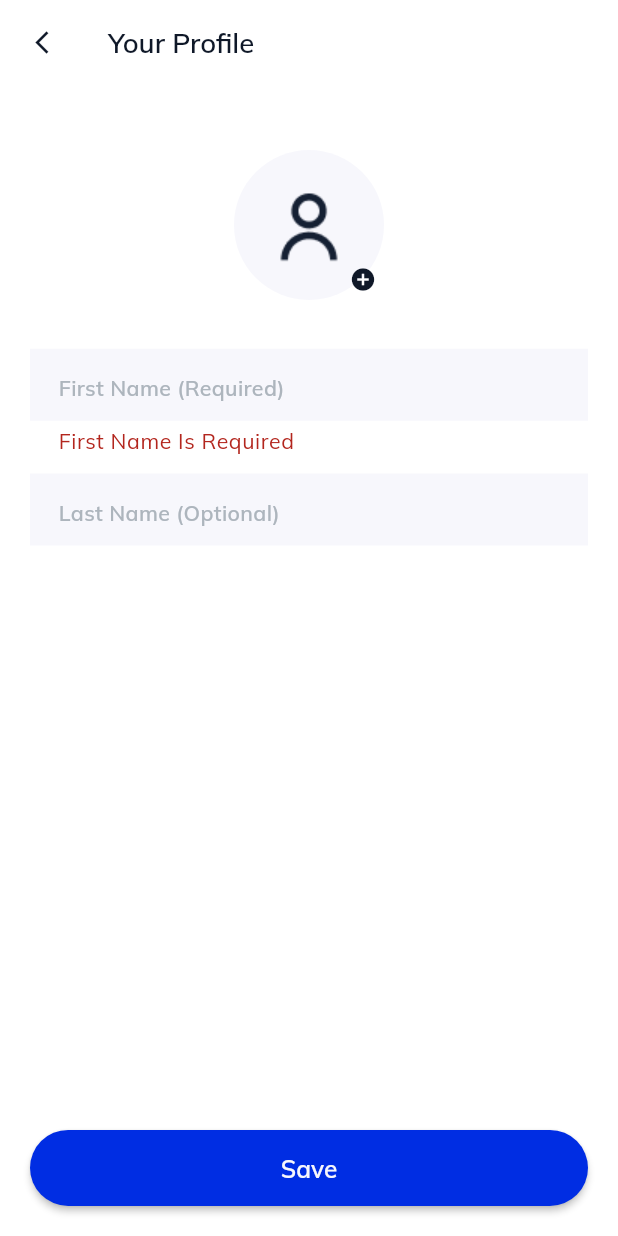
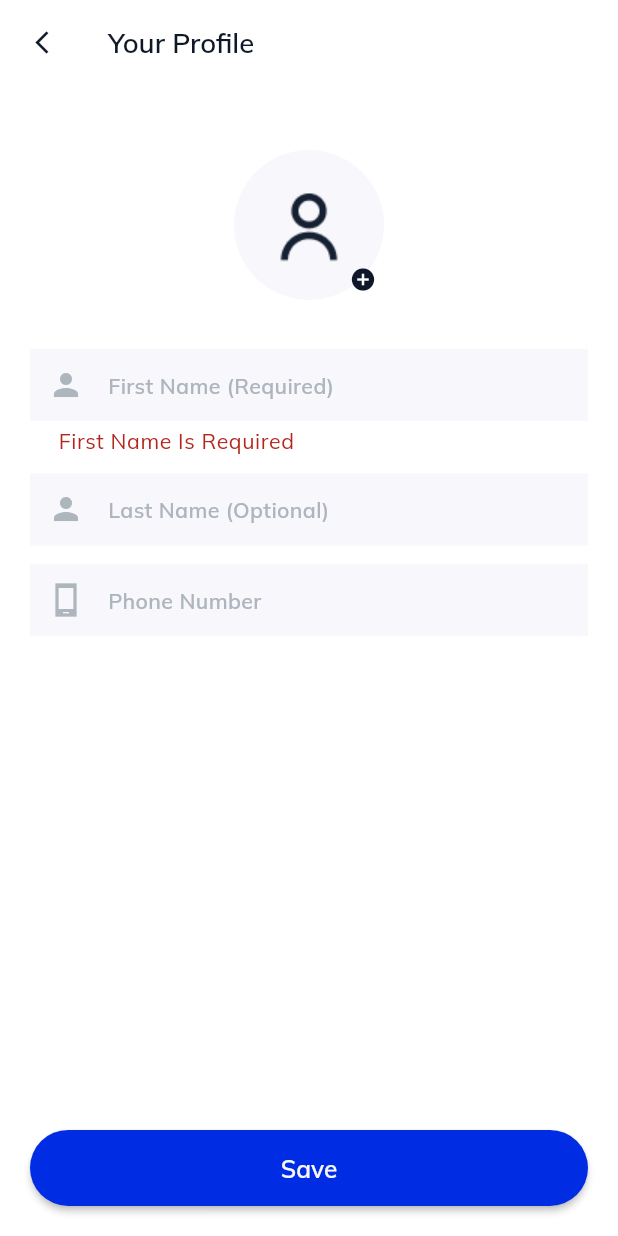
Before and after one commit to Souhaibbek/Chateo, a Flutter app: the CompleteProfilePage screen opened by its route, after a tap on "Save", on a phone screen of 412 x 824 dp. Run offline on Flutter 3.47's test engine with Material 2 defaults, Android fonts, the phone set to English and light mode, and no system bars; our stand-ins replace firebase_auth, firebase_core, flutter_otp_text_field, flutter_screenutil, flutter_svg, get and 3 more; accounts and stored records are empty.

Commit message:
fix_bugs

```diff
--- a/lib/main.dart
+++ b/lib/main.dart
@@ -13,7 +13,7 @@ import 'styles/colors.dart';
 
 void main() async {
   WidgetsFlutterBinding.ensureInitialized();
-  Assets.svgPrecacheImage();
+  // Assets.svgPrecacheImage();
   await Firebase.initializeApp(
     options: DefaultFirebaseOptions.currentPlatform,
   );
--- a/lib/screens/auth/register/complete_profile_page.dart
+++ b/lib/screens/auth/register/complete_profile_page.dart
@@ -76,6 +76,7 @@ class CompleteProfilePage extends StatelessWidget {
                             }
                             return null;
                           },
+                          prefixIcon: const Icon(Icons.person),
                           controller: controller.firstNameController,
                           type: TextInputType.name,
                           hintText: 'First Name (Required)',
@@ -84,9 +85,20 @@ class CompleteProfilePage extends StatelessWidget {
                           height: 12.h,
                         ),
                         AppTextFormField(
+                          prefixIcon: const Icon(Icons.person),
                           controller: controller.lastNameController,
                           type: TextInputType.name,
                           hintText: 'Last Name (Optional)',
+                        ),
+                        SizedBox(
+                          height: 12.h,
+                        ),
+                        AppTextFormField(
+                          prefixIcon: const Icon(Icons.phone_android_sharp),
+                          controller: controller.completeNumberController,
+                          type: TextInputType.name,
+                          enabled: false,
+                          hintText: 'Phone Number',
                         ),
                       ],
                     ),
--- a/lib/screens/auth/register/register_controller.dart
+++ b/lib/screens/auth/register/register_controller.dart
@@ -3,29 +3,21 @@ import 'package:chateo/routes/app_routes.dart';
 import 'package:firebase_auth/firebase_auth.dart';
 import 'package:flutter/material.dart';
 import 'package:get/get.dart';
+import 'package:intl_phone_field/phone_number.dart';
 
 class RegisterController extends GetxController {
   RxString completeNumber = ''.obs;
   RxString verifId = ''.obs;
   RxBool loadingOtp = false.obs;
-  late GlobalKey<FormState> phoneFormKey;
-  late GlobalKey<FormState> completeProfileFormKey;
+  RxBool loading = false.obs;
+  GlobalKey<FormState> phoneFormKey = GlobalKey<FormState>();
+  GlobalKey<FormState> completeProfileFormKey = GlobalKey<FormState>();
+  TextEditingController phoneController = TextEditingController();
+  TextEditingController completeNumberController = TextEditingController();
 
-  late TextEditingController phoneController;
-  late TextEditingController firstNameController;
-  late TextEditingController lastNameController;
+  TextEditingController firstNameController = TextEditingController();
+  TextEditingController lastNameController = TextEditingController();
   final FirebaseAuth auth = FirebaseAuth.instance;
-
-  @override
-  void onInit() {
-    phoneController = TextEditingController();
-    firstNameController = TextEditingController();
-    lastNameController = TextEditingController();
-    phoneFormKey = GlobalKey<FormState>();
-    completeProfileFormKey = GlobalKey<FormState>();
-
-    super.onInit();
-  }
 
   @override
   void onClose() {
@@ -35,7 +27,17 @@ class RegisterController extends GetxController {
     super.onClose();
   }
 
+  void getCompleteNumber(PhoneNumber phone) {
+    completeNumber.value = phone.completeNumber;
+    completeNumberController.text = completeNumber.value;
+    update();
+  }
+
   Future<void> phoneAuth({required String phoneNumber}) async {
+    try {
+      loading(true);
+      update();
+
       await FirebaseAuth.instance.verifyPhoneNumber(
         phoneNumber: phoneNumber,
         verificationCompleted: (PhoneAuthCredential credential) {},
@@ -46,6 +48,10 @@ class RegisterController extends GetxController {
         },
         codeAutoRetrievalTimeout: (String verificationId) {},
       );
+    } finally {
+      loading(false);
+      update();
+    }
   }
 
   Future<void> otpVerif({required String verificationCode}) async {
--- a/lib/screens/onBoarding/onboarding_body.dart
+++ b/lib/screens/onBoarding/onboarding_body.dart
@@ -39,7 +39,7 @@ class OnBoardingBody extends StatelessWidget {
                             child: Text(
                               'Skip',
                               style: style.textTheme.bodyLarge!.copyWith(
-                                  color: AppColors.kOrangeColor,
+                                  color: AppColors.kWhitePure,
                                   fontWeight: FontWeight.bold),
                             ),
                           ),
--- a/lib/utils/text_field.dart
+++ b/lib/utils/text_field.dart
@@ -10,6 +10,7 @@ class AppTextFormField extends StatelessWidget {
     this.prefixIcon,
     this.suffixIcon,
     this.validator,
+    this.enabled = true,
   });
 
   final TextEditingController controller;
@@ -20,11 +21,13 @@ class AppTextFormField extends StatelessWidget {
 
   final Widget? prefixIcon;
   final Widget? suffixIcon;
+  final bool? enabled;
 
   @override
   Widget build(BuildContext context) {
     var style = Theme.of(context);
     return TextFormField(
+      enabled: enabled,
       validator: validator,
       onFieldSubmitted: onSubmit,
       controller: controller,
```
Also changed, not shown: lib/screens/auth/register/register_page.dart (+10 -6 lines). Lines whose indentation alone changed are shown as unchanged.
